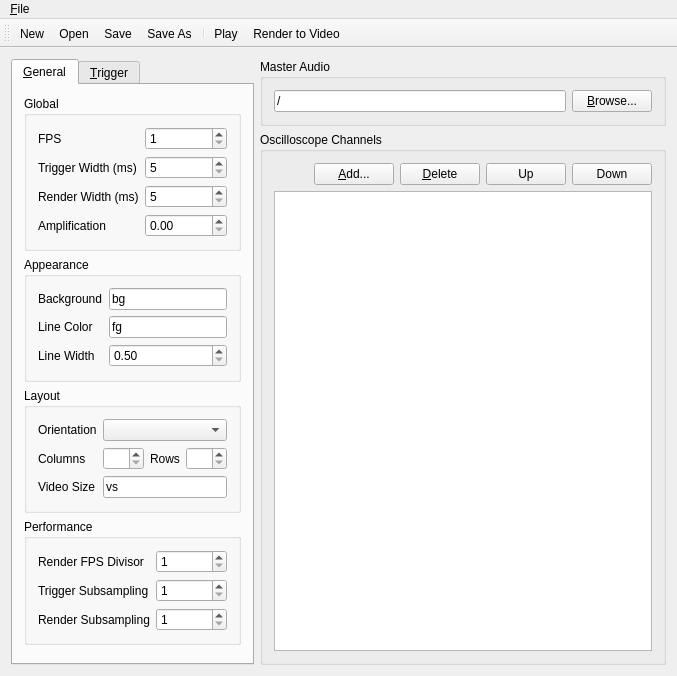
Before: the Qt Designer form ovgenpy/gui/mainwindow.ui in corrscope/corrscope, drawn with Qt 5.
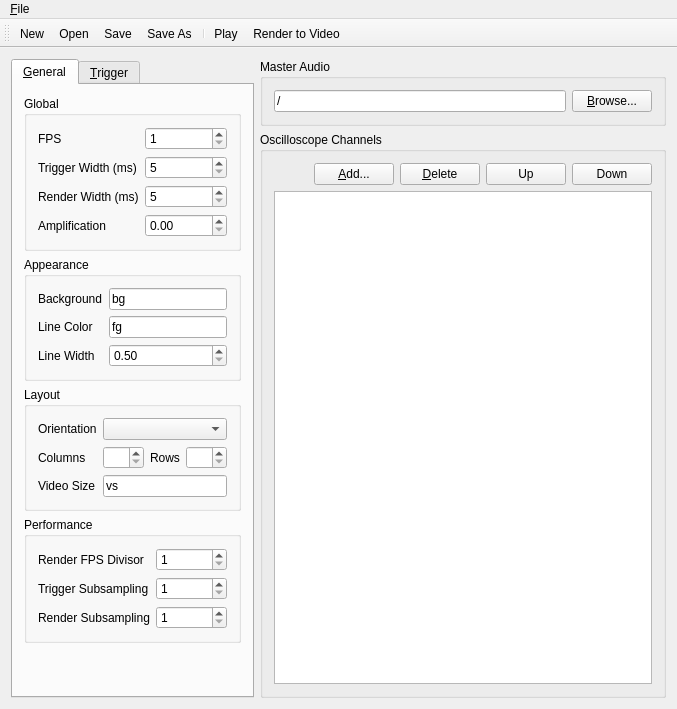
After: the same form once the commit is applied. Custom widgets are drawn as their Qt base class.

Commit message: [ui, remove scroll] Re-add vertical spacer size hints

```diff
--- a/ovgenpy/gui/mainwindow.ui
+++ b/ovgenpy/gui/mainwindow.ui
@@ -277,6 +277,12 @@
           <property name="orientation">
            <enum>Qt::Vertical</enum>
           </property>
+          <property name="sizeHint" stdset="0">
+           <size>
+            <width>20</width>
+            <height>40</height>
+           </size>
+          </property>
          </spacer>
         </item>
        </layout>
```
Left out of the diff: 6 changed lines with no effect on the pictures.
